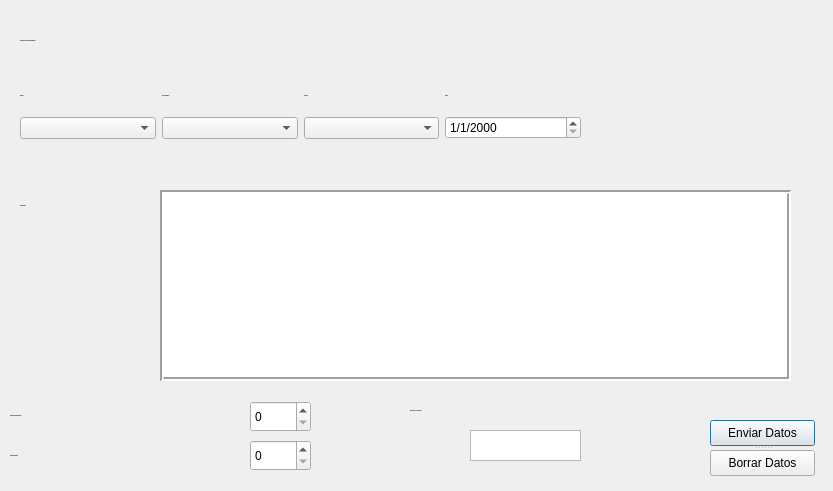
Above: ui/bitacora.ui from engjpacheco/pymetrics before the change. Below: the same form after it.
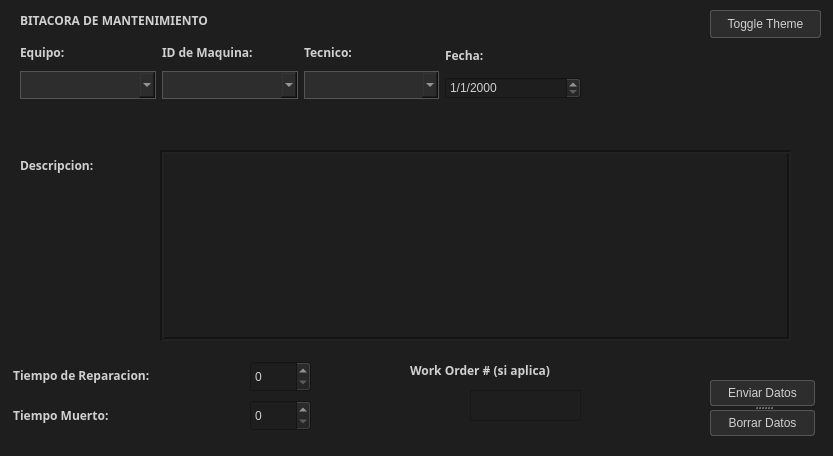
That is the form after the change. Icons and pictures are not drawn.

Commit message: toggle theme button and icons

The edit to the form file:
```diff
--- a/ui/bitacora.ui
+++ b/ui/bitacora.ui
@@ -7,7 +7,7 @@
     <x>0</x>
     <y>0</y>
     <width>833</width>
-    <height>491</height>
+    <height>456</height>
    </rect>
   </property>
   <property name="windowTitle">
@@ -18,59 +18,20 @@
     <normaloff>resources/icon.jpg</normaloff>resources/icon.jpg</iconset>
   </property>
   <property name="styleSheet">
-   <string notr="true">/* gruvbox_dark.qss */
-
-/* Importing Iosevka Nerd Font */
-@font-face {
-    font-family: 'Iosevka Nerd Font';
-    src: url('ui/fonts/IosevkaNerdFontMono-Regular.ttf');
-}
-
+   <string notr="true">/* General styling */
 * {
-    background-color: #282828;
-    color: #ebdbb2;
-    font-family: 'Iosevka Nerd Font', Arial, sans-serif;
-    font-size: 14px;
+    font-family: &quot;Iosevka&quot;, &quot;Monospace&quot;;
+    src: url('ui/fonts/IosevkaNerdFontMono-Regular.ttf');
+    color: #D0D0D0; /* Light gray text */
+    background-color: #1E1E1E; /* Dark background */
 }
 
-QWidget {
-    border: 1px solid #3c3836;
-}
-
-QMainWindow {
-    background-color: #282828;
-}
-
-QMenuBar {
-    background-color: #3c3836;
-    color: #ebdbb2;
-}
-
-QMenuBar::item {
-    background-color: #3c3836;
-    color: #ebdbb2;
-}
-
-QMenuBar::item:selected {
-    background-color: #504945;
-}
-
-QMenu {
-    background-color: #3c3836;
-    color: #ebdbb2;
-    border: 1px solid #3c3836;
-}
-
-QMenu::item:selected {
-    background-color: #504945;
-}
-
+/* QPushButton */
 QPushButton {
-    background-color: #504945;
-    border: 1px solid #665c54;
+    background-color: #2D2D2D; /* Slightly lighter than background */
+    border: 1px solid #555555;
     padding: 5px;
     border-radius: 3px;
-    color: #ebdbb2;
 }
 
 QPushButton:hover {
@@ -81,78 +42,129 @@
     background-color: #7c6f64;
 }
 
+/* QLabel */
+QLabel {
+    color: #D0D0D0;
+    background-color: transparent; /* To keep the background consistent */
+}
+
+/* QLineEdit */
 QLineEdit {
-    background-color: #3c3836;
-    border: 1px solid #665c54;
-    padding: 2px;
-    border-radius: 3px;
-    color: #ebdbb2;
+    background-color: #2D2D2D;
+    border: 1px solid #555555;
+    padding: 5px;
+    color: #D0D0D0;
 }
 
+QLineEdit:focus {
+    border: 1px solid #777777;
+}
+
+/* QComboBox */
 QComboBox {
-    background-color: #3c3836;
-    border: 1px solid #665c54;
-    padding: 2px;
-    border-radius: 3px;
-    color: #ebdbb2;
+    background-color: #2D2D2D;
+    border: 1px solid #555555;
+    padding: 5px;
+    color: #D0D0D0;
 }
 
+QComboBox:hover {
+    border: 1px solid #777777;
+}
+
+/* QComboBox drop-down */
 QComboBox QAbstractItemView {
-    background-color: #3c3836;
-    border: 1px solid #665c54;
-    selection-background-color: #504945;
-    color: #ebdbb2;
+    background-color: #1E1E1E;
+    border: 1px solid #555555;
+    color: #D0D0D0;
 }
 
-QSpinBox, QDoubleSpinBox {
-    background-color: #3c3836;
-    border: 1px solid #665c54;
-    padding: 2px;
-    border-radius: 3px;
-    color: #ebdbb2;
+/* QMenuBar */
+QMenuBar {
+    background-color: #1E1E1E;
+    color: #D0D0D0;
 }
 
-QLabel {
-    color: #ebdbb2;
+QMenuBar::item {
+    background-color: #1E1E1E;
+    color: #D0D0D0;
 }
 
-QScrollBar:horizontal {
-    background-color: #3c3836;
-    height: 15px;
+QMenuBar::item:selected {
+    background-color: #3D3D3D;
+    color: #FFFFFF;
 }
 
+/* QMenu */
+QMenu {
+    background-color: #2D2D2D;
+    border: 1px solid #555555;
+    color: #D0D0D0;
+}
+
+QMenu::item {
+    background-color: #2D2D2D;
+    padding: 5px 25px;
+}
+
+QMenu::item:selected {
+    background-color: #3D3D3D;
+}
+
+/* QTabWidget */
+QTabWidget::pane {
+    border: 1px solid #555555;
+}
+
+QTabBar::tab {
+    background-color: #2D2D2D;
+    border: 1px solid #555555;
+    padding: 5px;
+}
+
+QTabBar::tab:selected {
+    background-color: #3D3D3D;
+    border: 1px solid #777777;
+}
+
+/* QScrollBar */
 QScrollBar:vertical {
-    background-color: #3c3836;
+    background-color: #2D2D2D;
     width: 15px;
+    margin: 15px 3px 15px 3px;
+    border: 1px solid #555555;
 }
 
-QScrollBar::handle {
-    background-color: #665c54;
-    border: 1px solid #504945;
-    border-radius: 3px;
+QScrollBar::handle:vertical {
+    background-color: #555555;
+    min-height: 20px;
 }
 
-QScrollBar::handle:hover {
-    background-color: #7c6f64;
+QScrollBar::add-line:vertical,
+QScrollBar::sub-line:vertical {
+    background-color: #2D2D2D;
+    border: 1px solid #555555;
+    height: 15px;
 }
 
-QScrollBar::add-line, QScrollBar::sub-line {
-    background: none;
-}</string>
+QScrollBar::add-page:vertical,
+QScrollBar::sub-page:vertical {
+    background-color: #2D2D2D;
+}
+</string>
   </property>
   <widget class="QLabel" name="label_5">
    <property name="geometry">
     <rect>
      <x>410</x>
-     <y>400</y>
+     <y>360</y>
      <width>231</width>
      <height>21</height>
     </rect>
    </property>
    <property name="font">
     <font>
-     <family>Iosevka Nerd Font</family>
-     <pointsize>-1</pointsize>
+     <family>Iosevka</family>
      <weight>75</weight>
      <bold>true</bold>
     </font>
@@ -168,15 +180,14 @@
    <property name="geometry">
     <rect>
      <x>20</x>
-     <y>190</y>
+     <y>150</y>
      <width>131</width>
      <height>31</height>
     </rect>
    </property>
    <property name="font">
     <font>
-     <family>Iosevka Nerd Font</family>
-     <pointsize>-1</pointsize>
+     <family>Iosevka</family>
      <weight>75</weight>
      <bold>true</bold>
     </font>
@@ -192,15 +203,14 @@
    <property name="geometry">
     <rect>
      <x>10</x>
-     <y>400</y>
+     <y>360</y>
      <width>231</width>
      <height>31</height>
     </rect>
    </property>
    <property name="font">
     <font>
-     <family>Iosevka Nerd Font</family>
-     <pointsize>-1</pointsize>
+     <family>Iosevka</family>
      <weight>75</weight>
      <bold>true</bold>
     </font>
@@ -216,15 +226,14 @@
    <property name="geometry">
     <rect>
      <x>10</x>
-     <y>440</y>
+     <y>400</y>
      <width>221</width>
      <height>31</height>
     </rect>
    </property>
    <property name="font">
     <font>
-     <family>Iosevka Nerd Font</family>
-     <pointsize>-1</pointsize>
+     <family>Iosevka</family>
      <weight>75</weight>
      <bold>true</bold>
     </font>
@@ -240,7 +249,7 @@
    <property name="geometry">
     <rect>
      <x>160</x>
-     <y>190</y>
+     <y>150</y>
      <width>631</width>
      <height>191</height>
     </rect>
@@ -256,15 +265,14 @@
    <property name="geometry">
     <rect>
      <x>20</x>
-     <y>20</y>
+     <y>0</y>
      <width>441</width>
      <height>41</height>
     </rect>
    </property>
    <property name="font">
     <font>
-     <family>Iosevka Nerd Font</family>
-     <pointsize>-1</pointsize>
+     <family>Iosevka</family>
      <weight>75</weight>
      <bold>true</bold>
     </font>
@@ -280,7 +288,7 @@
    <property name="geometry">
     <rect>
      <x>20</x>
-     <y>80</y>
+     <y>40</y>
      <width>561</width>
      <height>59</height>
     </rect>
@@ -292,8 +300,7 @@
        <widget class="QLabel" name="label">
         <property name="font">
          <font>
-          <family>Iosevka Nerd Font</family>
-          <pointsize>-1</pointsize>
+          <family>Iosevka</family>
           <weight>75</weight>
           <bold>true</bold>
          </font>
@@ -317,8 +324,7 @@
        <widget class="QLabel" name="label_2">
         <property name="font">
          <font>
-          <family>Iosevka Nerd Font</family>
-          <pointsize>-1</pointsize>
+          <family>Iosevka</family>
           <weight>75</weight>
           <bold>true</bold>
          </font>
@@ -342,8 +348,7 @@
        <widget class="QLabel" name="label_3">
         <property name="font">
          <font>
-          <family>Iosevka Nerd Font</family>
-          <pointsize>-1</pointsize>
+          <family>Iosevka</family>
           <weight>75</weight>
           <bold>true</bold>
          </font>
@@ -367,8 +372,7 @@
        <widget class="QLabel" name="label_4">
         <property name="font">
          <font>
-          <family>Iosevka Nerd Font</family>
-          <pointsize>-1</pointsize>
+          <family>Iosevka</family>
           <weight>75</weight>
           <bold>true</bold>
          </font>
@@ -396,7 +400,7 @@
    <property name="geometry">
     <rect>
      <x>470</x>
-     <y>430</y>
+     <y>390</y>
      <width>111</width>
      <height>31</height>
     </rect>
@@ -409,7 +413,7 @@
    <property name="geometry">
     <rect>
      <x>710</x>
-     <y>420</y>
+     <y>380</y>
      <width>105</width>
      <height>56</height>
     </rect>
@@ -432,7 +436,7 @@
    <property name="geometry">
     <rect>
      <x>250</x>
-     <y>401</y>
+     <y>361</y>
      <width>61</width>
      <height>31</height>
     </rect>
@@ -451,7 +455,7 @@
    <property name="geometry">
     <rect>
      <x>250</x>
-     <y>440</y>
+     <y>400</y>
      <width>61</width>
      <height>31</height>
     </rect>
@@ -466,6 +470,25 @@
     <enum>QAbstractSpinBox::DefaultStepType</enum>
    </property>
   </widget>
+  <widget class="QPushButton" name="pb_theme">
+   <property name="geometry">
+    <rect>
+     <x>710</x>
+     <y>10</y>
+     <width>111</width>
+     <height>28</height>
+    </rect>
+   </property>
+   <property name="cursor">
+    <cursorShape>PointingHandCursor</cursorShape>
+   </property>
+   <property name="text">
+    <string>Toggle Theme</string>
+   </property>
+   <property name="autoDefault">
+    <bool>true</bool>
+   </property>
+  </widget>
  </widget>
  <resources>
   <include location="resources/logo.qrc"/>
```
Left out of the diff: 6 changed lines with no effect on the pictures. The commit also changes 5 other files.
